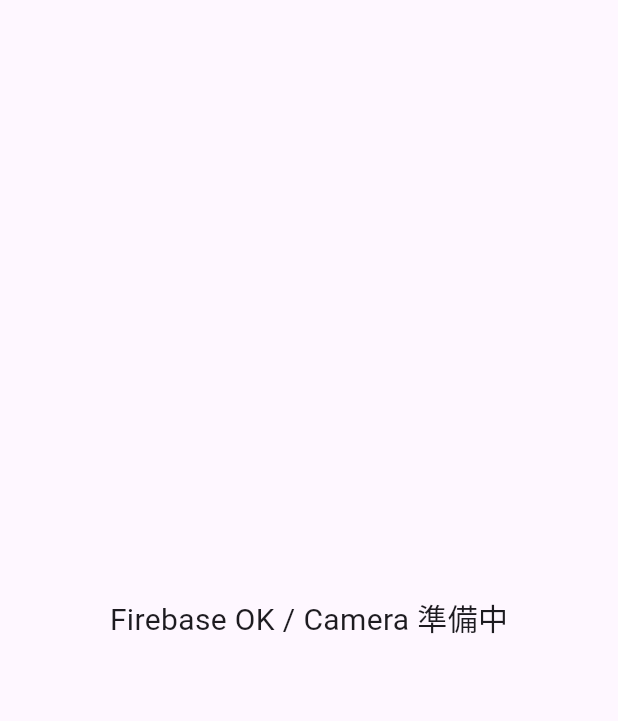
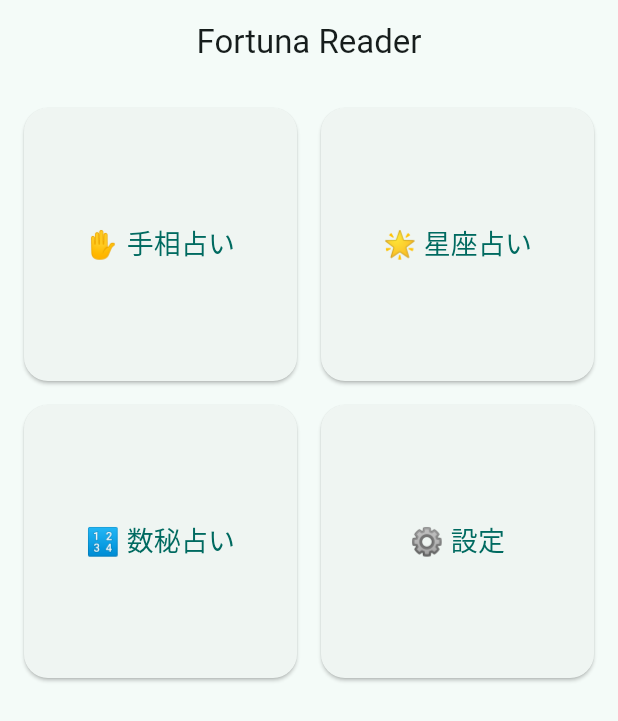
Before and after one commit to yoshihide0430/fortunareader, a Flutter app: the screen it shows after launch, on a phone screen of 412 x 824 dp. Shown: the top 721 px of the screen. Run offline on Flutter 3.47's test engine with Material 3 defaults, Android fonts, the light colour scheme and no system bars; our stand-ins replace firebase_core; accounts and stored records are empty.

Commit message:
feat: Step3 ホーム画面（4ボタンUI）を実装

```diff
--- /dev/null
+++ b/lib/features/shell/app_routes.dart
@@ -0,0 +1,16 @@
+import 'package:flutter/material.dart';
+import 'dummy_pages.dart';
+
+class AppRoutes {
+  static const palm = '/palm';
+  static const zodiac = '/zodiac';
+  static const numerology = '/numerology';
+  static const settings = '/settings';
+
+  static Map<String, WidgetBuilder> routes = {
+    palm: (_) => const DummyPage(title: '手相占い（準備中）'),
+    zodiac: (_) => const DummyPage(title: '星座占い（準備中）'),
+    numerology: (_) => const DummyPage(title: '数秘占い（準備中）'),
+    settings: (_) => const DummyPage(title: '設定（準備中）'),
+  };
+}
--- /dev/null
+++ b/lib/features/shell/dummy_pages.dart
@@ -0,0 +1,19 @@
+import 'package:flutter/material.dart';
+
+class DummyPage extends StatelessWidget {
+  final String title;
+  const DummyPage({super.key, required this.title});
+
+  @override
+  Widget build(BuildContext context) {
+    return Scaffold(
+      appBar: AppBar(title: Text(title)),
+      body: Center(
+        child: Text(
+          title,
+          style: const TextStyle(fontSize: 22, fontWeight: FontWeight.bold),
+        ),
+      ),
+    );
+  }
+}
--- /dev/null
+++ b/lib/features/shell/home_page.dart
@@ -0,0 +1,48 @@
+import 'package:flutter/material.dart';
+import 'app_routes.dart';
+
+class HomePage extends StatelessWidget {
+  const HomePage({super.key});
+
+  @override
+  Widget build(BuildContext context) {
+    final buttons = [
+      _HomeButton(label: '✋ 手相占い', route: AppRoutes.palm),
+      _HomeButton(label: '🌟 星座占い', route: AppRoutes.zodiac),
+      _HomeButton(label: '🔢 数秘占い', route: AppRoutes.numerology),
+      _HomeButton(label: '⚙️ 設定', route: AppRoutes.settings),
+    ];
+
+    return Scaffold(
+      appBar: AppBar(title: const Text('Fortuna Reader'), centerTitle: true),
+      body: Padding(
+        padding: const EdgeInsets.all(16.0),
+        child: GridView.count(
+          crossAxisCount: 2,
+          crossAxisSpacing: 16,
+          mainAxisSpacing: 16,
+          children: buttons,
+        ),
+      ),
+    );
+  }
+}
+
+class _HomeButton extends StatelessWidget {
+  final String label;
+  final String route;
+
+  const _HomeButton({required this.label, required this.route});
+
+  @override
+  Widget build(BuildContext context) {
+    return ElevatedButton(
+      style: ElevatedButton.styleFrom(
+        padding: const EdgeInsets.all(20),
+        shape: RoundedRectangleBorder(borderRadius: BorderRadius.circular(16)),
+      ),
+      onPressed: () => Navigator.pushNamed(context, route),
+      child: Text(label, style: const TextStyle(fontSize: 18)),
+    );
+  }
+}
--- a/lib/main.dart
+++ b/lib/main.dart
@@ -1,6 +1,7 @@
 import 'package:flutter/material.dart';
 import 'package:firebase_core/firebase_core.dart';
-import 'firebase_options.dart'; // flutterfire configure で自動生成されたファイル
+import 'firebase_options.dart';
+import 'features/shell/home_page.dart';
 
 Future<void> main() async {
   WidgetsFlutterBinding.ensureInitialized();
@@ -15,21 +16,12 @@
   Widget build(BuildContext context) {
     return MaterialApp(
       title: 'Fortuna Reader',
-      theme: ThemeData(useMaterial3: true, colorSchemeSeed: Colors.deepPurple),
-      home: const _HomeScreen(),
+      theme: ThemeData(
+        useMaterial3: true,
+        colorSchemeSeed: Colors.teal,
+        brightness: Brightness.light,
+      ),
+      home: const HomePage(),
     );
   }
 }
-
-class _HomeScreen extends StatelessWidget {
-  const _HomeScreen();
-
-  @override
-  Widget build(BuildContext context) {
-    return const Scaffold(
-      body: Center(
-        child: Text('Firebase OK / Camera 準備中', style: TextStyle(fontSize: 20)),
-      ),
-    );
-  }
-}
```
